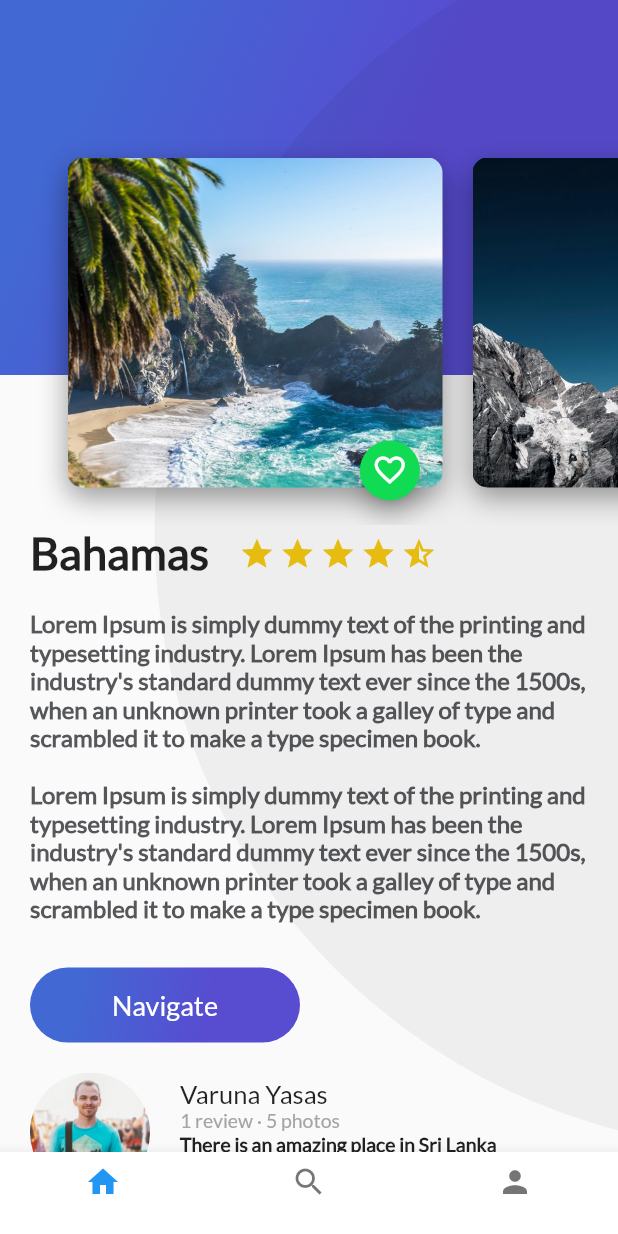
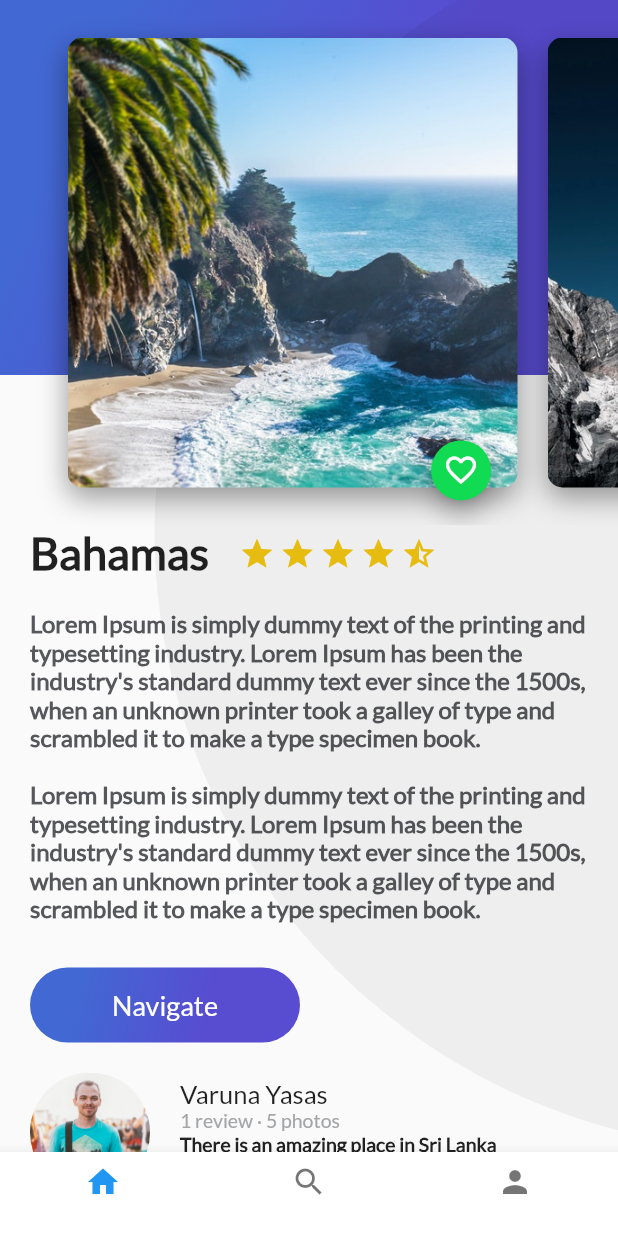
Before and after one commit to andresmolinares/platzitrips, a Flutter app: the PlatziTrips screen opened directly, on a phone screen of 412 x 824 dp. Run offline on Flutter 3.47's test engine with Material 2 defaults, Android fonts, the phone set to English and light mode, and no system bars; our stand-ins replace cloud_firestore, firebase_auth, firebase_core, google_sign_in; missing offline and left inert: generic_bloc_provider; accounts and stored records are empty.

Commit message:
Backup sesion 37

```diff
--- a/lib/Place/ui/widgets/card_image.dart
+++ b/lib/Place/ui/widgets/card_image.dart
@@ -2,22 +2,32 @@ import 'package:flutter/material.dart';
 import 'package:platzi_trips_app/widgets/floating_action_button_green.dart';
 
 
-class  CardImage extends StatelessWidget {
-
-  String pathImage = "assets/img/beach.jpeg";
-
-  CardImage(this.pathImage);
+class  CardImageWithFabIcon extends StatelessWidget {
+  double height;
+  double width;
+  final double left;
+  String pathImage;
+  VoidCallback onPressedFabIcon;
+  final IconData iconData;
+  CardImageWithFabIcon({
+    Key? key,
+    required this.pathImage,
+    this.height = 350.0,
+    this.width = 250.0,
+    required this.onPressedFabIcon,
+    required this.iconData,
+    this.left = 20.0,
+});
 
   @override
   Widget build(BuildContext context) {
     // TODO: implement build
 
     final card = Container(
-      height: 350.0,
-      width: 250.0,
+      height: height,
+      width: width,
       margin: EdgeInsets.only(
-        top: 80.0,
-        left: 20.0
+        left: left
 
       ),
 
@@ -43,7 +53,7 @@ class  CardImage extends StatelessWidget {
       alignment: Alignment(0.9,1.1),
       children: <Widget>[
         card,
-        FloatingActionButtonGreen()
+        FloatingActionButtonGreen(iconData: iconData, onPressed:onPressedFabIcon)
       ],
     );
   }
--- a/lib/Place/ui/widgets/card_image_list.dart
+++ b/lib/Place/ui/widgets/card_image_list.dart
@@ -6,17 +6,20 @@ class CardImageList extends StatelessWidget {
   @override
   Widget build(BuildContext context) {
     // TODO: implement build
+    double width = 300.0;
+    double height = 350.0;
+    double left = 20.0;
     return Container(
       height: 350.0,
       child: ListView(
         padding: EdgeInsets.all(25.0),
         scrollDirection: Axis.horizontal,
         children: <Widget>[
-          CardImage("assets/img/beach_palm.jpeg"),
-          CardImage("assets/img/mountain.jpeg"),
-          CardImage("assets/img/mountain_stars.jpeg"),
-          CardImage("assets/img/river.jpeg"),
-          CardImage("assets/img/sunset.jpeg"),
+          CardImageWithFabIcon(pathImage: "assets/img/beach_palm.jpeg", iconData: Icons.favorite_border, onPressedFabIcon: () {  }, height: height, width: width, left: left),
+          CardImageWithFabIcon(pathImage: "assets/img/mountain.jpeg", iconData: Icons.favorite_border, onPressedFabIcon: () {  }, height: height, width: width, left: left),
+          CardImageWithFabIcon(pathImage: "assets/img/mountain_stars.jpeg",iconData: Icons.favorite_border, onPressedFabIcon: () {  }, height: height, width: width, left: left),
+          CardImageWithFabIcon(pathImage: "assets/img/river.jpeg", iconData: Icons.favorite_border, onPressedFabIcon: () {  }, height: height, width: width, left: left),
+          CardImageWithFabIcon(pathImage: "assets/img/sunset.jpeg", iconData: Icons.favorite_border, onPressedFabIcon: () {  }, height: height, width: width, left: left),
         ],
       ),
     );
--- a/lib/Place/ui/widgets/description_place.dart
+++ b/lib/Place/ui/widgets/description_place.dart
@@ -111,7 +111,7 @@ class DescriptionPlace extends StatelessWidget {
       children: <Widget>[
         title_stars,
         description,
-        ButtonPurple("Navigate")
+        ButtonPurple(buttonText: "Navigate", onPressed: (){},)
       ],
     );
 
--- a/lib/User/ui/widgets/circle_button.dart
+++ b/lib/User/ui/widgets/circle_button.dart
@@ -29,6 +29,7 @@ class _CircleButton extends State<CircleButton> {
             size: widget.iconSize,
             color: Color(0xFF4268D3),
           ),
+          heroTag: null,
         )
     );
   }
--- a/lib/User/ui/widgets/profile_place_info.dart
+++ b/lib/User/ui/widgets/profile_place_info.dart
@@ -91,7 +91,7 @@ class ProfilePlaceInfo extends StatelessWidget {
       alignment: Alignment(0.8, 1.25),
       children: <Widget>[
         card,
-        FloatingActionButtonGreen()
+        FloatingActionButtonGreen(iconData: Icons.favorite_border, onPressed:(){})
       ],
     );
   }
--- a/lib/main.dart
+++ b/lib/main.dart
@@ -111,6 +111,7 @@ class _MyHomePageState extends State<MyHomePage> {
         onPressed: _incrementCounter,
         tooltip: 'Increment',
         child: const Icon(Icons.add),
+        heroTag: null,
       ), // This trailing comma makes auto-formatting nicer for build methods.
     );
   }
--- a/lib/widgets/button_purple.dart
+++ b/lib/widgets/button_purple.dart
@@ -3,21 +3,20 @@ import 'package:flutter/material.dart';
 
 class ButtonPurple extends StatelessWidget {
 
-  String buttonText = "Navigate";
+  final String buttonText;
+  final VoidCallback onPressed;
 
-  ButtonPurple(this.buttonText);
+  ButtonPurple({
+    Key? key,
+    required this.buttonText,
+    required this.onPressed
+});
 
   @override
   Widget build(BuildContext context) {
     // TODO: implement build
     return InkWell(
-      onTap: () {
-        Scaffold.of(context).showSnackBar(
-            SnackBar(
-              content: Text("Navegando"),
-            )
-        );
-      },
+      onTap: onPressed,
       child: Container(
         margin: EdgeInsets.only(
             top: 30.0,
--- a/lib/widgets/floating_action_button_green.dart
+++ b/lib/widgets/floating_action_button_green.dart
@@ -1,6 +1,13 @@
 import 'package:flutter/material.dart';
 
 class FloatingActionButtonGreen extends StatefulWidget {
+  final iconData;
+  final VoidCallback onPressed;
+  FloatingActionButtonGreen({
+    Key? key,
+    required this.iconData,
+    required this.onPressed
+});
   @override
   State<StatefulWidget> createState() {
     // TODO: implement createState
@@ -12,14 +19,6 @@ class FloatingActionButtonGreen extends StatefulWidget {
 
 class _FloatingActionButtonGreen extends State<FloatingActionButtonGreen> {
 
-  void onPressedFav(){
-    Scaffold.of(context).showSnackBar(
-        SnackBar(
-          content: Text("Agregaste a tus Favoritos"),
-        )
-    );
-
-  }
 
   @override
   Widget build(BuildContext context) {
@@ -28,10 +27,11 @@ class _FloatingActionButtonGreen extends State<FloatingActionButtonGreen> {
       backgroundColor: Color(0xFF11DA53),
       mini: true,
       tooltip: "Fav",
-      onPressed: onPressedFav,
+      onPressed: widget.onPressed,
       child: Icon(
         Icons.favorite_border
       ),
+      heroTag: null,
     );
   }
 
```
Also changed, not shown: lib/Place/ui/screens/add_place_screen.dart (+64 -2 lines), lib/Place/ui/widgets/title_input_location.dart (added, +49 -0 lines), lib/widgets/text_input.dart (added, +50 -0 lines), lib/widgets/title_header.dart (added, +22 -0 lines).
